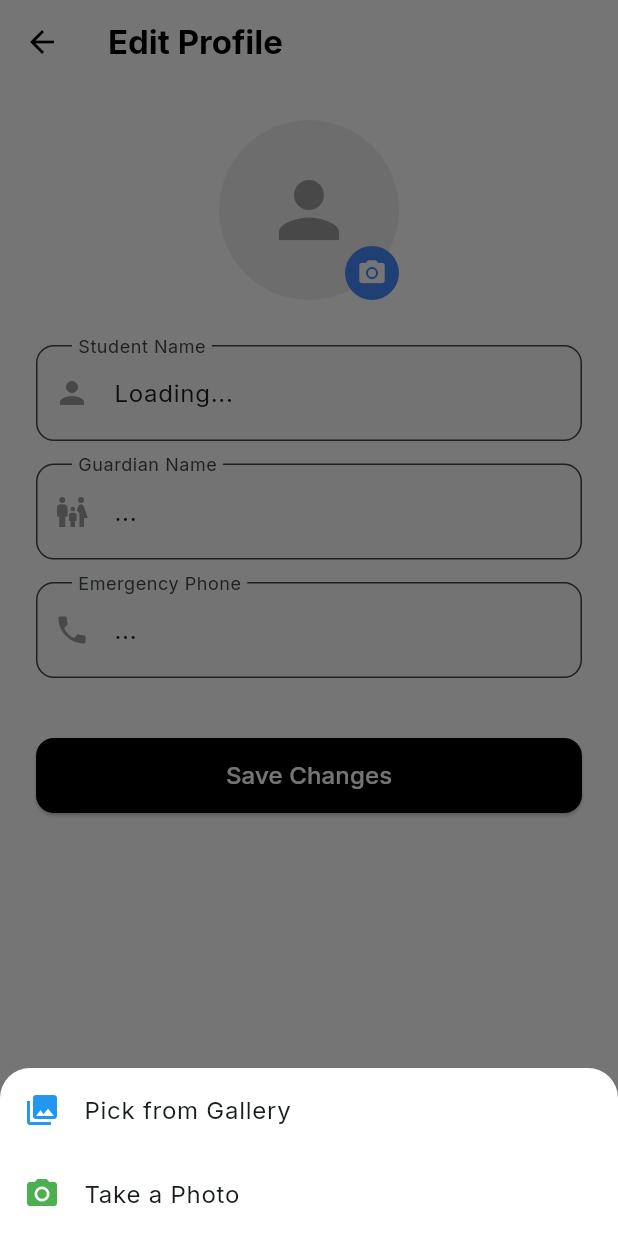
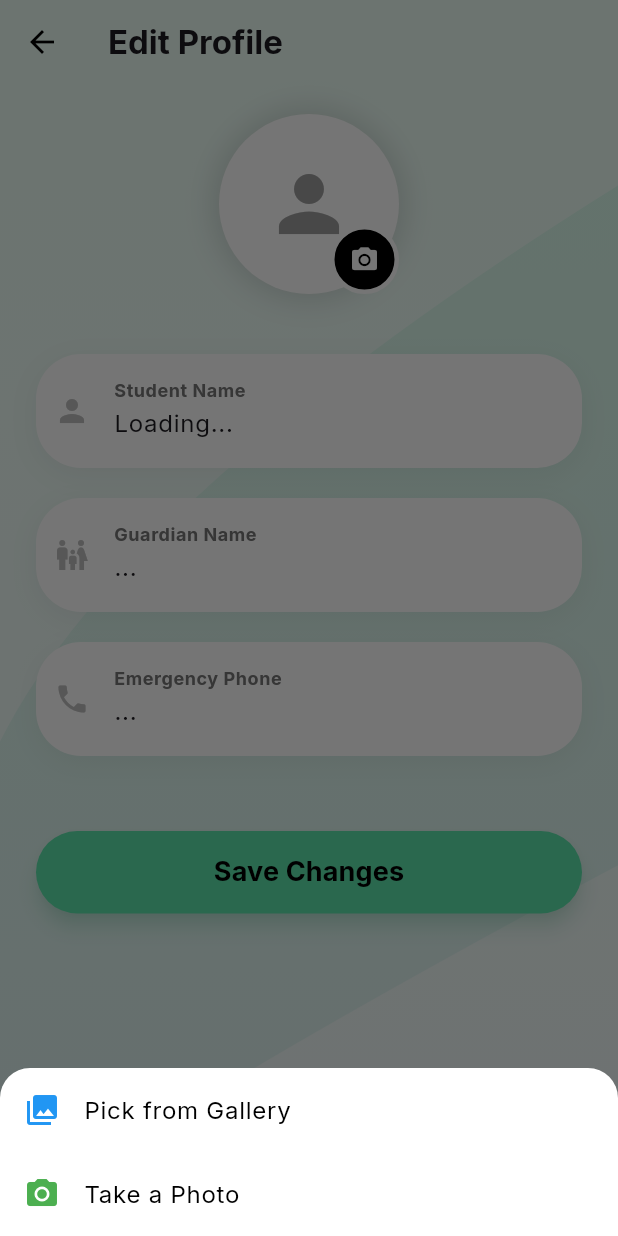
Before and after one commit to afsal63s/cublink, a Flutter app: the EditProfileScreen screen opened directly, after a tap on the "person" icon, on a phone screen of 412 x 824 dp. Run offline on Flutter 3.47's test engine with Material 3 defaults, Android fonts, the phone set to English and light mode, and no system bars; our stand-ins replace firebase_auth, firebase_core, firebase_database, firebase_storage, flutter_local_notifications, flutter_map and 5 more; missing offline and left inert: flutter_background_service; accounts and stored records are empty; generated files the repository leaves out were written again.

Commit message:
edit screen fix.

```diff
--- a/lib/screens/edit_profile_screen.dart
+++ b/lib/screens/edit_profile_screen.dart
@@ -1,5 +1,7 @@
 import 'dart:io';
-import 'package:cublink/providers/student_provider.dart'; // Make sure this path is correct
+import 'package:cublink/providers/student_provider.dart';
+import 'package:cublink/providers/theme_provider.dart'; // 🔥 NEEDED FOR THEME
+import 'package:cublink/widgets/background_wave_painter.dart'; // 🔥 NEEDED FOR WAVES
 import 'package:flutter/material.dart';
 import 'package:image_picker/image_picker.dart';
 import 'package:provider/provider.dart';
@@ -12,29 +14,29 @@ class EditProfileScreen extends StatefulWidget {
 }
 
 class _EditProfileScreenState extends State<EditProfileScreen> {
-  // Controllers for text fields
   late TextEditingController _nameController;
   late TextEditingController _guardianController;
   late TextEditingController _phoneController;
 
-  File? _pickedImage; // To store the image locally before uploading
+  File? _pickedImage;
   bool _isLoading = false;
 
   @override
   void initState() {
     super.initState();
-    // 1. Grab current data from Provider to pre-fill the fields
     final provider = Provider.of<StudentProvider>(context, listen: false);
     _nameController = TextEditingController(text: provider.studentName);
     _guardianController = TextEditingController(text: provider.guardianName);
     _phoneController = TextEditingController(text: provider.emergencyContact);
   }
 
-  // --- NEW: THE BOTTOM SHEET OPTION ---
   void _showImagePickerOptions(BuildContext context) {
+    // Grab theme for the bottom sheet
+    final isDark = Provider.of<ThemeProvider>(context, listen: false).isDarkMode;
+
     showModalBottomSheet(
       context: context,
-      backgroundColor: Colors.white,
+      backgroundColor: isDark ? const Color(0xFF1E2D2A) : Colors.white, // DYNAMIC
       shape: const RoundedRectangleBorder(
         borderRadius: BorderRadius.vertical(top: Radius.circular(20)),
       ),
@@ -43,30 +45,27 @@ class _EditProfileScreenState extends State<EditProfileScreen> {
           child: Wrap(
             children: [
               ListTile(
-                leading: const Icon(Icons.photo_library, color: Colors.blue),
-                title: const Text('Pick from Gallery'),
+                leading: Icon(Icons.photo_library, color: isDark ? const Color(0xFF5BE2AA) : Colors.blue),
+                title: Text('Pick from Gallery', style: TextStyle(color: isDark ? Colors.white : Colors.black)),
                 onTap: () {
                   Navigator.pop(ctx);
                   _pickImage(ImageSource.gallery);
                 },
               ),
               ListTile(
-                leading: const Icon(Icons.camera_alt, color: Colors.green),
-                title: const Text('Take a Photo'),
+                leading: Icon(Icons.camera_alt, color: isDark ? const Color(0xFF5BE2AA) : Colors.green),
+                title: Text('Take a Photo', style: TextStyle(color: isDark ? Colors.white : Colors.black)),
                 onTap: () {
                   Navigator.pop(ctx);
                   _pickImage(ImageSource.camera);
                 },
               ),
-
-              // ONLY SHOW REMOVE IF THERE IS AN IMAGE
               Consumer<StudentProvider>(
                 builder: (context, student, child) {
-                  // Show remove if local image exists OR cloud image exists
                   if (_pickedImage != null || student.profileImageUrl.isNotEmpty) {
                     return ListTile(
-                      leading: const Icon(Icons.delete, color: Colors.red),
-                      title: const Text('Remove Photo'),
+                      leading: const Icon(Icons.delete, color: Colors.redAccent),
+                      title: Text('Remove Photo', style: TextStyle(color: isDark ? Colors.white : Colors.black)),
                       onTap: () {
                         Navigator.pop(ctx);
                         _removePhoto();
@@ -83,7 +82,6 @@ class _EditProfileScreenState extends State<EditProfileScreen> {
     );
   }
 
-  // Updated Pick Function to accept Source (Camera vs Gallery)
   Future<void> _pickImage(ImageSource source) async {
     final picker = ImagePicker();
     final pickedFile = await picker.pickImage(
@@ -99,15 +97,11 @@ class _EditProfileScreenState extends State<EditProfileScreen> {
     }
   }
 
-  // New Function to Remove Photo
   Future<void> _removePhoto() async {
-    // 1. Clear local selection
     setState(() {
       _pickedImage = null;
     });
 
-    // 2. Clear cloud selection via Provider
-    // We wrap this in a try-catch just in case
     try {
       await Provider.of<StudentProvider>(context, listen: false).removeProfileImage();
       if (mounted) {
@@ -116,15 +110,13 @@ class _EditProfileScreenState extends State<EditProfileScreen> {
         );
       }
     } catch (e) {
-      print("Error removing photo: $e");
+      debugPrint("Error removing photo: $e");
     }
   }
 
-  // Function to Save Changes
   Future<void> _saveProfile() async {
     setState(() => _isLoading = true);
 
-    // Call the Provider to handle the backend logic
     await Provider.of<StudentProvider>(context, listen: false).updateProfile(
       newName: _nameController.text.trim(),
       newGuardian: _guardianController.text.trim(),
@@ -138,101 +130,170 @@ class _EditProfileScreenState extends State<EditProfileScreen> {
       ScaffoldMessenger.of(context).showSnackBar(
         const SnackBar(content: Text("Profile Updated Successfully!")),
       );
-      Navigator.pop(context); // Go back to Home
+      Navigator.pop(context);
     }
   }
 
   @override
   Widget build(BuildContext context) {
-    // We listen to the provider to show the current profile pic
     final provider = Provider.of<StudentProvider>(context);
+    final themeProvider = Provider.of<ThemeProvider>(context);
+    final isDark = themeProvider.isDarkMode;
+
+    var height = MediaQuery.of(context).size.height;
+    var width = MediaQuery.of(context).size.width;
 
     return Scaffold(
-      backgroundColor: Colors.white,
+      extendBodyBehindAppBar: true, // 🔥 Let gradient flow behind AppBar
       appBar: AppBar(
         title: const Text("Edit Profile", style: TextStyle(fontWeight: FontWeight.bold)),
-        backgroundColor: Colors.white,
+        backgroundColor: Colors.transparent, // DYNAMIC
         elevation: 0,
-        foregroundColor: Colors.black,
+        foregroundColor: Theme.of(context).textTheme.bodyLarge?.color, // DYNAMIC
       ),
-      body: SingleChildScrollView(
-        padding: const EdgeInsets.all(24),
+      body: Stack(
+        children: [
+          // 1. DYNAMIC BACKGROUND GRADIENT
+          Container(
+            width: width,
+            height: height,
+            decoration: BoxDecoration(
+              gradient: LinearGradient(
+                begin: Alignment.topCenter,
+                end: Alignment.bottomCenter,
+                colors: isDark
+                  ? [const Color(0xFF121A18), const Color(0xFF1E2D2A)]
+                  : [const Color(0xFFD7FBEA), const Color(0xFFE0F2F1)],
+              ),
+            ),
+          ),
+
+          // 2. DYNAMIC WAVES
+          Positioned.fill(
+            child: CustomPaint(
+              painter: BackgroundWavePainter(
+                waveColor: isDark
+                  ? Colors.white.withOpacity(0.03)
+                  : Colors.white.withOpacity(0.5),
+              ),
+            )
+          ),
+
+          // 3. FOREGROUND CONTENT
+          SafeArea(
+            child: SingleChildScrollView(
+              physics: const BouncingScrollPhysics(),
+              padding: const EdgeInsets.symmetric(horizontal: 24, vertical: 20),
               child: Column(
                 children: [
                   // --- PROFILE IMAGE AVATAR ---
                   GestureDetector(
-              onTap: () => _showImagePickerOptions(context), // Changed to open options!
+                    onTap: () => _showImagePickerOptions(context),
                     child: Stack(
                       alignment: Alignment.bottomRight,
                       children: [
-                  CircleAvatar(
+                        Container(
+                          decoration: BoxDecoration(
+                            shape: BoxShape.circle,
+                            boxShadow: [
+                              BoxShadow(
+                                color: isDark ? Colors.black45 : Colors.black12,
+                                blurRadius: 15,
+                                spreadRadius: 5,
+                              )
+                            ]
+                          ),
+                          child: CircleAvatar(
                             radius: 60,
-                    backgroundColor: Colors.grey[200],
-                    // LOGIC: Local File -> Cloud URL -> Default Icon
+                            backgroundColor: isDark ? const Color(0xFF121A18) : Colors.white,
                             backgroundImage: _pickedImage != null
                                 ? FileImage(_pickedImage!)
                                 : (provider.profileImageUrl.isNotEmpty
                                     ? NetworkImage(provider.profileImageUrl) as ImageProvider
                                     : null),
                             child: (_pickedImage == null && provider.profileImageUrl.isEmpty)
-                        ? const Icon(Icons.person, size: 60, color: Colors.grey)
+                                ? Icon(Icons.person, size: 60, color: isDark ? Colors.white54 : Colors.grey)
                                 : null,
                           ),
+                        ),
                         Container(
-                    padding: const EdgeInsets.all(8),
-                    decoration: const BoxDecoration(
-                      color: Colors.blueAccent,
+                          padding: const EdgeInsets.all(10),
+                          decoration: BoxDecoration(
+                            color: isDark ? Theme.of(context).colorScheme.primary : Colors.black, // DYNAMIC
                             shape: BoxShape.circle,
+                            border: Border.all(color: isDark ? const Color(0xFF1E2D2A) : Colors.white, width: 3),
                           ),
-                    child: const Icon(Icons.camera_alt, color: Colors.white, size: 20),
+                          child: Icon(Icons.camera_alt, color: isDark ? Colors.black : Colors.white, size: 20),
                         ),
                       ],
                     ),
                   ),
 
-            const SizedBox(height: 30),
+                  const SizedBox(height: 40),
 
                   // --- TEXT FIELDS ---
-            _buildTextField("Student Name", _nameController, Icons.person),
-            const SizedBox(height: 15),
-            _buildTextField("Guardian Name", _guardianController, Icons.family_restroom),
-            const SizedBox(height: 15),
-            _buildTextField("Emergency Phone", _phoneController, Icons.phone),
+                  _buildTextField("Student Name", _nameController, Icons.person, isDark),
+                  const SizedBox(height: 20),
+                  _buildTextField("Guardian Name", _guardianController, Icons.family_restroom, isDark),
+                  const SizedBox(height: 20),
+                  _buildTextField("Emergency Phone", _phoneController, Icons.phone, isDark),
 
-            const SizedBox(height: 40),
+                  const SizedBox(height: 50),
 
                   // --- SAVE BUTTON ---
                   SizedBox(
                     width: double.infinity,
-              height: 50,
+                    height: 55,
                     child: ElevatedButton(
                       onPressed: _isLoading ? null : _saveProfile,
                       style: ElevatedButton.styleFrom(
-                  backgroundColor: Colors.black,
-                  shape: RoundedRectangleBorder(borderRadius: BorderRadius.circular(12)),
+                        backgroundColor: isDark ? Theme.of(context).colorScheme.primary : const Color(0xFF5BE2AA),
+                        foregroundColor: Colors.black,
+                        elevation: 5,
+                        shadowColor: isDark ? Theme.of(context).colorScheme.primary.withOpacity(0.4) : const Color(0xFF5BE2AA).withOpacity(0.4),
+                        shape: RoundedRectangleBorder(
+                          borderRadius: BorderRadius.circular(30)
+                        )
                       ),
                       child: _isLoading
                         ? const CircularProgressIndicator(color: Colors.white)
-                  : const Text("Save Changes", style: TextStyle(color: Colors.white, fontSize: 16)),
+                        : const Text("Save Changes", style: TextStyle(fontSize: 18, fontWeight: FontWeight.bold)),
                     ),
                   ),
                 ],
               ),
             ),
+          ),
+        ],
+      ),
     );
   }
 
-  Widget _buildTextField(String label, TextEditingController controller, IconData icon) {
-    return TextField(
+  // Custom Field matched to your Theme Logic
+  Widget _buildTextField(String label, TextEditingController controller, IconData icon, bool isDark) {
+    return Container(
+      decoration: BoxDecoration(
+        color: Theme.of(context).colorScheme.surface, // DYNAMIC
+        borderRadius: BorderRadius.circular(30),
+        boxShadow: [
+          BoxShadow(
+            color: Colors.black.withOpacity(isDark ? 0.3 : 0.05),
+            blurRadius: 15,
+            offset: const Offset(0, 5)
+          )
+        ]
+      ),
+      child: TextField(
         controller: controller,
+        style: TextStyle(color: Theme.of(context).textTheme.bodyLarge?.color),
         decoration: InputDecoration(
+          filled: false,
           labelText: label,
-        prefixIcon: Icon(icon, color: Colors.grey),
-        border: OutlineInputBorder(
-          borderRadius: BorderRadius.circular(12),
+          labelStyle: TextStyle(color: isDark ? Colors.white54 : Colors.grey[600], fontWeight: FontWeight.bold),
+          prefixIcon: Icon(icon, color: isDark ? Colors.white54 : Colors.grey[400]),
+          border: InputBorder.none,
+          contentPadding: const EdgeInsets.symmetric(horizontal: 20, vertical: 18),
         ),
-        filled: true,
-        fillColor: Colors.grey[50],
       ),
     );
   }
```
Also changed, not shown: pubspec.yaml (line endings or trailing spaces), 5 other files. Lines whose indentation alone changed are shown as unchanged.
